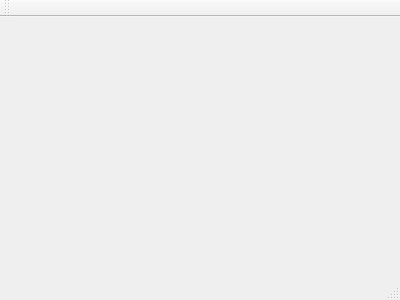
First picture: the form in ProcessesAndThreads/ProcessesAndThreads/mainwindow.ui, repository RichardHitier/tryQt, before the edit.
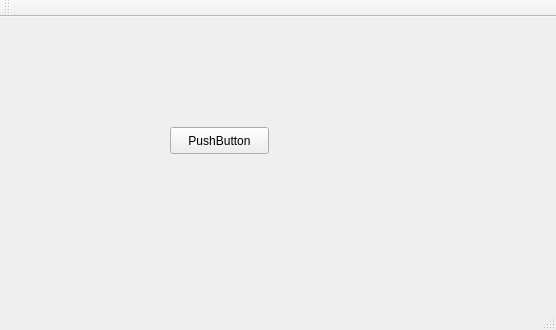
Second picture: the form after the edit.

Commit message: Ping through process

What changed in the file:
```diff
--- a/ProcessesAndThreads/ProcessesAndThreads/mainwindow.ui
+++ b/ProcessesAndThreads/ProcessesAndThreads/mainwindow.ui
@@ -1,24 +1,53 @@
 <ui version="4.0">
  <class>MainWindow</class>
- <widget class="QMainWindow" name="MainWindow" >
-  <property name="geometry" >
+ <widget class="QMainWindow" name="MainWindow">
+  <property name="geometry">
    <rect>
     <x>0</x>
     <y>0</y>
-    <width>400</width>
-    <height>300</height>
+    <width>556</width>
+    <height>330</height>
    </rect>
   </property>
   <property name="windowTitle" >
    <string>MainWindow</string>
   </property>
-  <widget class="QMenuBar" name="menuBar" />
-  <widget class="QToolBar" name="mainToolBar" />
-  <widget class="QWidget" name="centralWidget" />
-  <widget class="QStatusBar" name="statusBar" />
+  <widget class="QWidget" name="centralWidget">
+   <widget class="QPushButton" name="pushButton">
+    <property name="geometry">
+     <rect>
+      <x>170</x>
+      <y>110</y>
+      <width>99</width>
+      <height>27</height>
+     </rect>
+    </property>
+    <property name="text">
+     <string>PushButton</string>
+    </property>
+   </widget>
+  </widget>
+  <widget class="QMenuBar" name="menuBar">
+   <property name="geometry">
+    <rect>
+     <x>0</x>
+     <y>0</y>
+     <width>556</width>
+     <height>25</height>
+    </rect>
+   </property>
+  </widget>
+  <widget class="QToolBar" name="mainToolBar">
+   <attribute name="toolBarArea">
+    <enum>TopToolBarArea</enum>
+   </attribute>
+   <attribute name="toolBarBreak">
+    <bool>false</bool>
+   </attribute>
+  </widget>
+  <widget class="QStatusBar" name="statusBar"/>
  </widget>
- <layoutDefault spacing="6" margin="11" />
- <pixmapfunction></pixmapfunction>
+ <layoutdefault spacing="6" margin="11"/>
  <resources/>
  <connections/>
 </ui>
```
Left out of the diff: 3 changed lines with no effect on the pictures. The commit also changes 2 other files.
